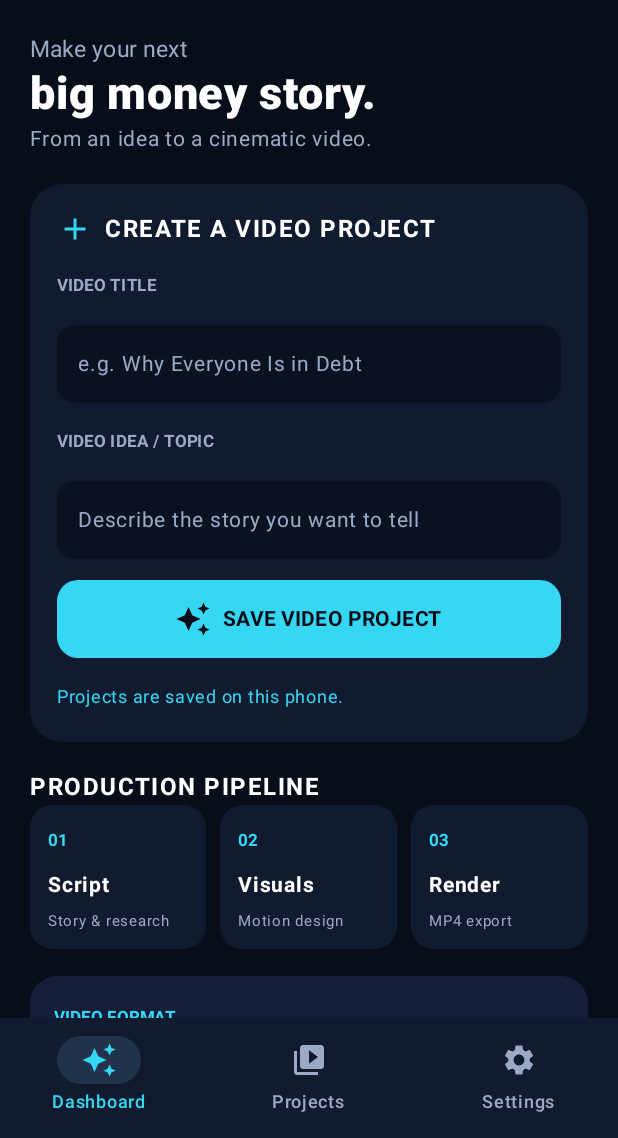
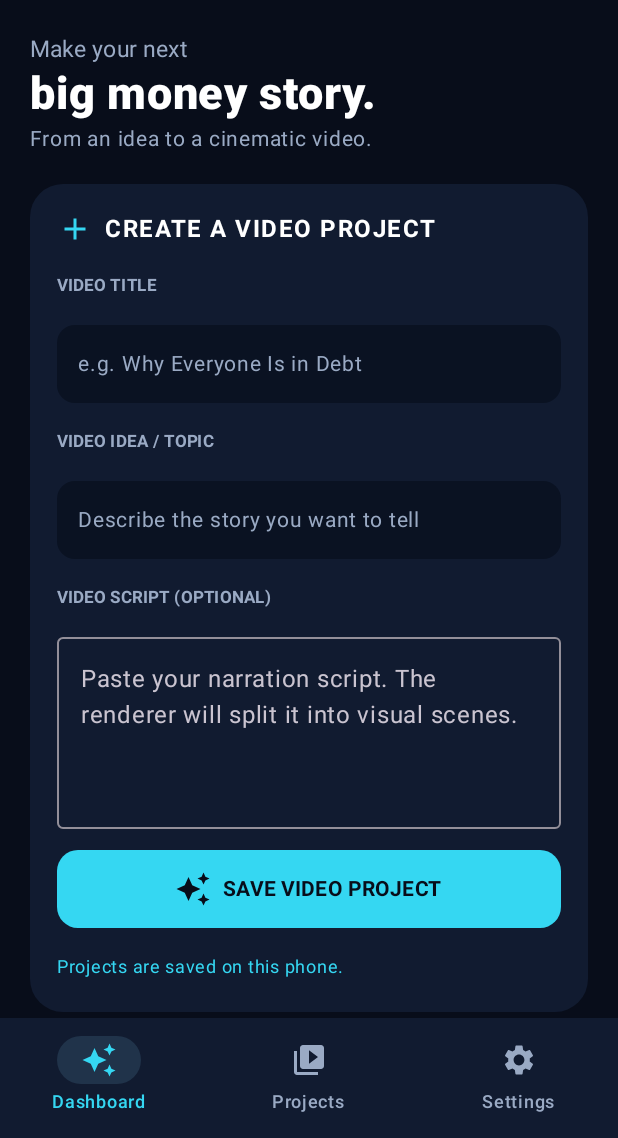
Before and after one commit to czz495m8zv-code/money--under-presssure-studio, an Android app built with Jetpack Compose: the screen it shows after launch (MainActivity), on a phone screen of 412 x 824 dp, the part 98-1236 px from its top. Run offline under Robolectric (Android 15) with nearby library versions, the phone set to English and light mode, and no system bars; pictures from the network do not load.

Commit message:
Add script editor to Android video project form

```diff
--- a/app/src/main/java/com/moneyunderpressure/studio/MainActivity.kt
+++ b/app/src/main/java/com/moneyunderpressure/studio/MainActivity.kt
@@ -50,6 +50,7 @@ fun StudioApp() {
     val context = LocalContext.current
     var title by remember { mutableStateOf("") }
     var topic by remember { mutableStateOf("") }
+    var script by remember { mutableStateOf("") }
     var selected by remember { mutableStateOf("Dashboard") }
     var notice by remember { mutableStateOf("Projects are saved on this phone.") }
     var serverUrl by remember { mutableStateOf(StudioSettings.baseUrl(context)) }
@@ -135,6 +136,15 @@ fun StudioApp() {
                                 StudioField(title, { title = it }, "e.g. Why Everyone Is in Debt")
                                 Text("VIDEO IDEA / TOPIC", color = Muted, fontSize = 11.sp, fontWeight = FontWeight.Bold)
                                 StudioField(topic, { topic = it }, "Describe the story you want to tell")
+                                Text("VIDEO SCRIPT (OPTIONAL)", color = Muted, fontSize = 11.sp, fontWeight = FontWeight.Bold)
+                                OutlinedTextField(
+                                    value = script,
+                                    onValueChange = { script = it },
+                                    modifier = Modifier.fillMaxWidth().heightIn(min = 120.dp),
+                                    placeholder = { Text("Paste your narration script. The renderer will split it into visual scenes.") },
+                                    minLines = 4,
+                                    maxLines = 8
+                                )
                                 Button(
                                     onClick = {
                                         if (title.isBlank() || topic.isBlank()) {
@@ -144,13 +154,15 @@ fun StudioApp() {
                                                 id = System.currentTimeMillis(),
                                                 title = title.trim(),
                                                 topic = topic.trim(),
-                                                createdAt = System.currentTimeMillis()
+                                                createdAt = System.currentTimeMillis(),
+                                                script = script.trim()
                                             )
                                             projects.add(0, project)
                                             ProjectStore.save(context, projects)
                                             notice = "Project saved on this phone."
                                             title = ""
                                             topic = ""
+                                            script = ""
                                             selected = "Projects"
                                         }
                                     },
```
